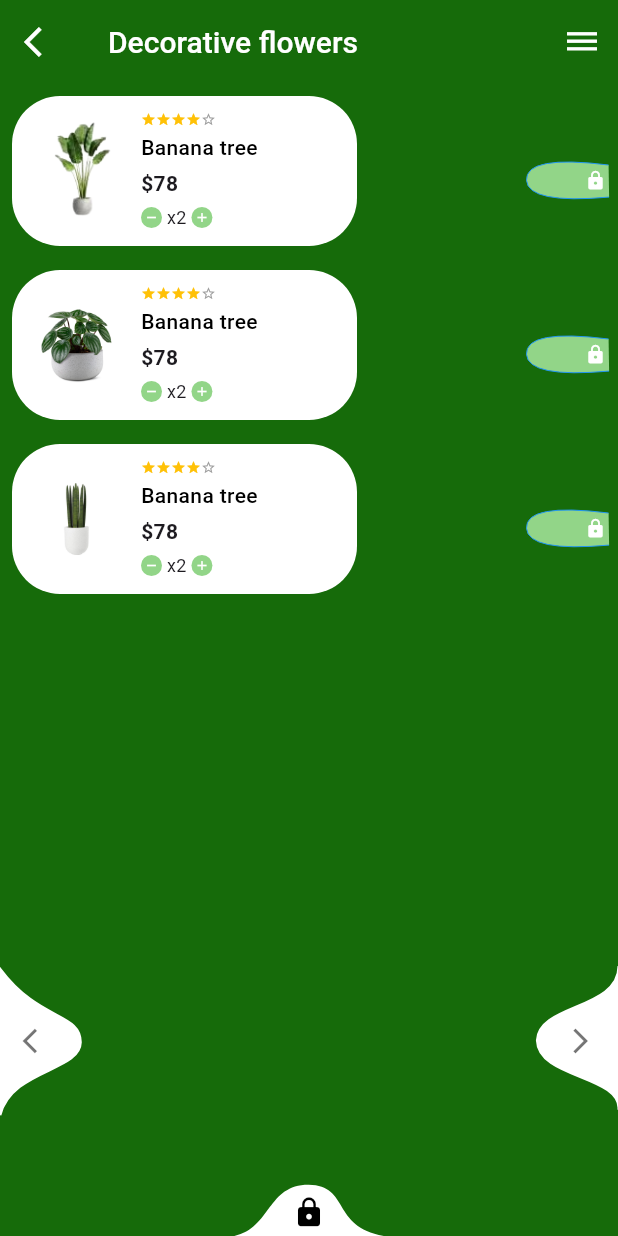
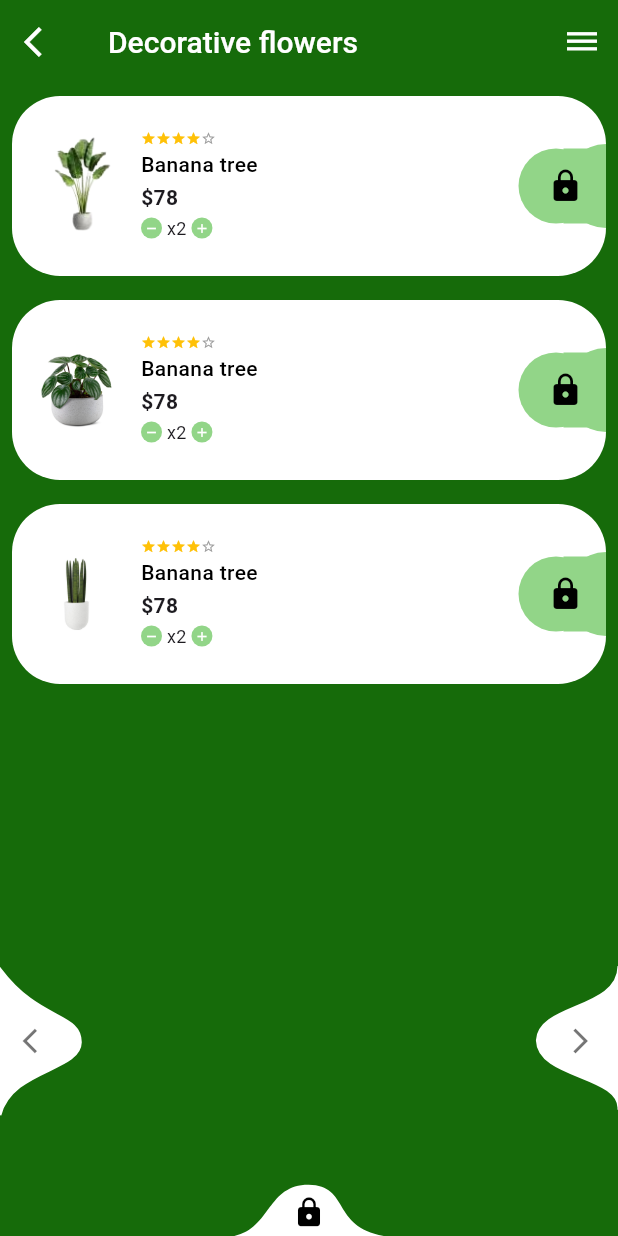
Before and after one commit to tasneemakhaled/custom_paint, a Flutter app: the screen it shows after launch, on a phone screen of 412 x 824 dp. Run offline on Flutter 3.47's test engine with Material 3 defaults, Android fonts, the phone set to English and light mode, and no system bars.

Commit message:
some refactor

```diff
--- a/lib/views/third_view.dart
+++ b/lib/views/third_view.dart
@@ -224,7 +224,7 @@ class ThirdView extends StatelessWidget {
                               ],
                             ),
                             child: const Icon(
-                              Icons.shopping_basket,
+                              Icons.shopping_basket_outlined,
                               color: Colors.white,
                               size: 24,
                             ),
--- a/lib/widgets/custom_flower.dart
+++ b/lib/widgets/custom_flower.dart
@@ -1,5 +1,8 @@
 import 'package:custom_paint/views/flower_details.dart';
 import 'package:flutter/material.dart';
+
+// تأكدي من استدعاء صفحة التفاصيل بشكل صحيح
+// import 'package:custom_paint/views/flower_details.dart';
 
 class CustomFlower extends StatelessWidget {
   const CustomFlower({super.key, required this.image});
@@ -7,38 +10,15 @@ class CustomFlower extends StatelessWidget {
 
   @override
   Widget build(BuildContext context) {
-    // ثبتنا الأبعاد للكارت كله
-    const double cardWidth = 230;
-    const double cardHeight = 100;
+    const double cardWidth = 280;
+    const double cardHeight = 120;
 
     return Padding(
       padding: const EdgeInsets.all(8.0),
       child: SizedBox(
         width: cardWidth,
         height: cardHeight,
-        child: Stack(
-          children: [
-            // ---------------------------------------------------------
-            // 2. الرسمة الخضراء (فوق الكارت)
-            // ---------------------------------------------------------
-            Positioned.fill(child: CustomPaint(painter: RPSCustomPainter())),
-
-            // ---------------------------------------------------------
-            // 3. أيقونة القفل
-            // ---------------------------------------------------------
-            const Positioned(
-              right: 0,
-              top: 0,
-              bottom: 0,
-              child: Align(
-                alignment: Alignment(0.9, 0.15),
-                child: Icon(Icons.lock, size: 14, color: Colors.white),
-              ),
-            ),
-            // ---------------------------------------------------------
-            // 1. الكارت الأبيض ومحتواه
-            // ---------------------------------------------------------
-            InkWell(
+        child: InkWell(
           onTap: () {
             Navigator.of(context).push(
               MaterialPageRoute(
@@ -48,14 +28,39 @@ class CustomFlower extends StatelessWidget {
               ),
             );
           },
+
           child: Container(
             width: cardWidth,
             height: cardHeight,
+            // 1. خاصية القص عشان الرسمة الخضراء تاخد دوران الكارت
+            clipBehavior: Clip.antiAlias,
             decoration: BoxDecoration(
               color: Colors.white,
               borderRadius: BorderRadius.circular(32),
             ),
-                child: Padding(
+            // 2. استخدمنا Stack عشان نركب الطبقات فوق بعض
+            child: Stack(
+              alignment: Alignment.centerLeft,
+              children: [
+                // --- الطبقة الأولى: الرسمة الخضراء (لازقة في اليمين) ---
+                Positioned(
+                  right: 0, // ده اللي بيخليها تلزق في الآخر
+                  top: 0, // ممكن تتحكمي في مكانها فوق او تحت من هنا
+                  bottom: 0,
+                  child: Center(
+                    // Center عشان تتوسط رأسياً
+                    child: SizedBox(
+                      width: 100, // عرض الرسمة
+                      height: 80, // طول الرسمة
+                      child: CustomPaint(
+                        painter: LeftHalfCircleRightRectPainter(),
+                      ),
+                    ),
+                  ),
+                ),
+
+                // --- الطبقة الثانية: المحتوى (صورة وكلام) ---
+                Padding(
                   padding: const EdgeInsets.all(8.0),
                   child: Row(
                     children: [
@@ -69,7 +74,7 @@ class CustomFlower extends StatelessWidget {
                           fit: BoxFit.cover,
                         ),
                       ),
-                      const SizedBox(width: 8),
+                      const SizedBox(width: 8), // مسافة صغيرة
                       // الكلام
                       Expanded(
                         child: Column(
@@ -89,7 +94,7 @@ class CustomFlower extends StatelessWidget {
                                 ),
                               ],
                             ),
-                            const SizedBox(height: 4),
+                            const SizedBox(height: 2),
                             const Text(
                               'Banana tree',
                               style: TextStyle(
@@ -98,126 +103,87 @@ class CustomFlower extends StatelessWidget {
                                 fontWeight: FontWeight.w500,
                               ),
                             ),
-                            const SizedBox(height: 4),
+                            const SizedBox(height: 2),
                             const Text(
                               '\$78',
                               style: TextStyle(fontWeight: FontWeight.bold),
                             ),
-                            const SizedBox(height: 4),
+                            const SizedBox(height: 2),
+
                             Row(
                               children: [
-                                Container(
-                                  decoration: const BoxDecoration(
-                                    color: Color(0xff92d588),
-                                    shape: BoxShape.circle,
-                                  ),
-                                  child: const Padding(
-                                    padding: EdgeInsets.all(2.0),
-                                    child: Icon(
-                                      Icons.remove,
-                                      size: 10,
-                                      color: Colors.white,
-                                    ),
-                                  ),
-                                ),
+                                _buildCounterButton(Icons.remove),
                                 const Text(
                                   ' x2 ',
                                   style: TextStyle(fontSize: 12),
                                 ),
-                                Container(
-                                  decoration: const BoxDecoration(
-                                    color: Color(0xff92d588),
-                                    shape: BoxShape.circle,
-                                  ),
-                                  child: const Padding(
-                                    padding: EdgeInsets.all(2.0),
-                                    child: Icon(
-                                      Icons.add,
-                                      size: 10,
-                                      color: Colors.white,
-                                    ),
-                                  ),
-                                ),
+                                _buildCounterButton(Icons.add),
                               ],
                             ),
                           ],
                         ),
                       ),
-                      // مسافة عشان الكلام ميوصلش للآخر
-                      const SizedBox(width: 30),
+
+                      const SizedBox(width: 50),
+                    ],
+                  ),
+                ),
+
+                const Positioned(
+                  right: 15,
+                  child: Icon(Icons.lock, color: Colors.black),
+                ),
               ],
             ),
           ),
         ),
       ),
+    );
+  }
 
-            // // ---------------------------------------------------------
-            // // 2. الرسمة الخضراء (فوق الكارت)
-            // // ---------------------------------------------------------
-            // Positioned.fill(child: CustomPaint(painter: RPSCustomPainter())),
-
-            // // ---------------------------------------------------------
-            // // 3. أيقونة القفل
-            // // ---------------------------------------------------------
-            // const Positioned(
-            //   right: 0,
-            //   top: 0,
-            //   bottom: 0,
-            //   child: Align(
-            //     alignment: Alignment(0.9, 0.15),
-            //     child: Icon(Icons.lock, size: 14, color: Colors.white),
-            //   ),
-            // ),
-          ],
+  // دالة مساعدة لزرار العداد عشان الكود يبقى أنضف
+  Widget _buildCounterButton(IconData icon) {
+    return Container(
+      decoration: const BoxDecoration(
+        color: Color(0xff92d588),
+        shape: BoxShape.circle,
       ),
+      child: Padding(
+        padding: const EdgeInsets.all(2.0),
+        child: Icon(icon, size: 10, color: Colors.white),
       ),
     );
   }
 }
 
-class RPSCustomPainter extends CustomPainter {
+// الرسام بتاعك زي ما هو (مع تعديل بسيط في القص)
+class LeftHalfCircleRightRectPainter extends CustomPainter {
   @override
   void paint(Canvas canvas, Size size) {
-    // Layer 1
+    Paint paint = Paint()
+      ..color =
+          const Color(0xff92d588) // نفس لون الديزاين
+      ..style = PaintingStyle.fill;
 
-    Paint paint_fill_1 = Paint()
-      ..color = const Color.fromARGB(255, 146, 213, 136)
-      ..style = PaintingStyle.fill
-      ..strokeWidth = size.width * 0.00
-      ..strokeCap = StrokeCap.butt
-      ..strokeJoin = StrokeJoin.miter;
+    // شيلنا clipRect من هنا عشان إحنا عملنا clip في الكونتينر الرئيسي
 
-    Path path_1 = Path();
-    path_1.moveTo(size.width * 1.0043478, size.height * 0.4600000);
-    path_1.quadraticBezierTo(
-      size.width * 0.8641304,
-      size.height * 0.3905000,
-      size.width * 0.8660870,
-      size.height * 0.5620000,
+    Offset center = Offset(size.width / 1.5, size.height / 2);
+    double radius = 25.0;
+
+    canvas.drawCircle(center, radius, paint);
+
+    Rect rect = Rect.fromCenter(
+      center: Offset(center.dx + (radius * 2), center.dy),
+      width: 90,
+      height: 50,
     );
-    path_1.quadraticBezierTo(
-      size.width * 0.8686957,
-      size.height * 0.7220000,
-      size.width * 1.0052174,
-      size.height * 0.6740000,
-    );
+    canvas.drawRect(rect, paint);
 
-    canvas.drawPath(path_1, paint_fill_1);
-
-    // Layer 1
-
-    Paint paint_stroke_1 = Paint()
-      ..color = const Color.fromARGB(255, 33, 150, 243)
-      ..style = PaintingStyle.stroke
-      ..strokeWidth = 0
-      ..strokeCap = StrokeCap.butt
-      ..strokeJoin = StrokeJoin.bevel;
-
-    canvas.drawPath(path_1, paint_stroke_1);
+    Offset center2 = Offset(size.width / 1, size.height / 2);
+    double radius2 = 28.0;
+    canvas.drawCircle(center2, radius2, paint);
   }
 
   @override
-  bool shouldRepaint(covariant CustomPainter oldDelegate) {
-    return true;
+  bool shouldRepaint(covariant CustomPainter oldDelegate) => false;
 }
-}
```
Also changed, not shown: lib/views/fourth_view.dart (+44 -6 lines), lib/widgets/custom_nav_bar.dart (added, +74 -0 lines). Lines whose indentation alone changed are shown as unchanged.
